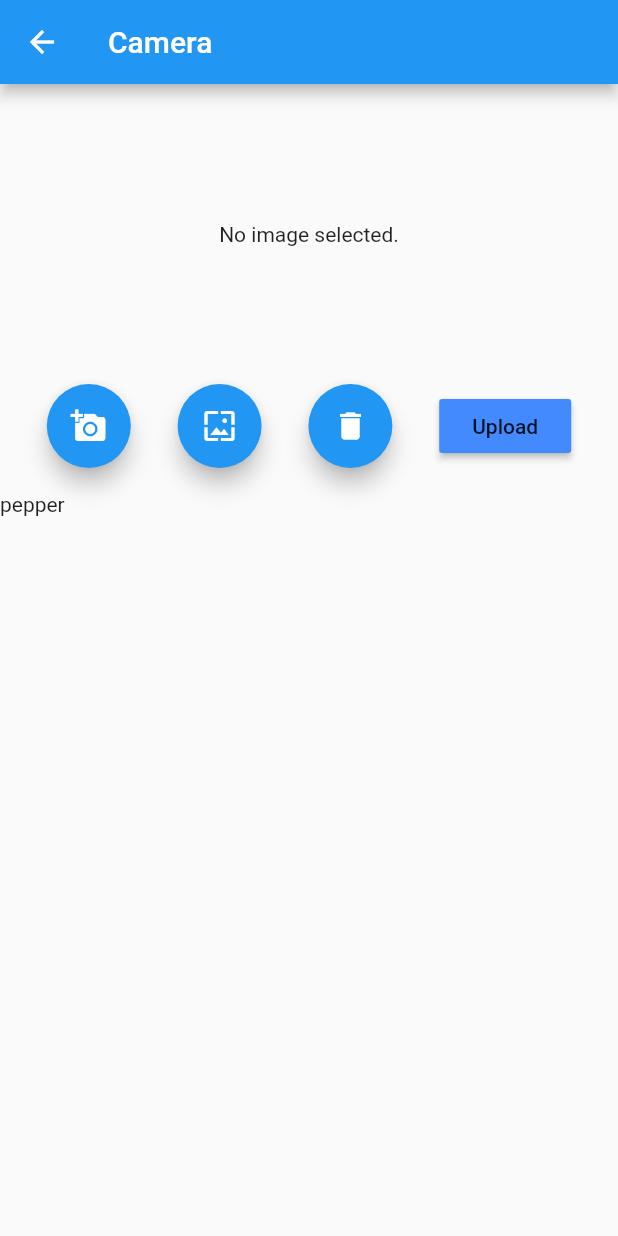
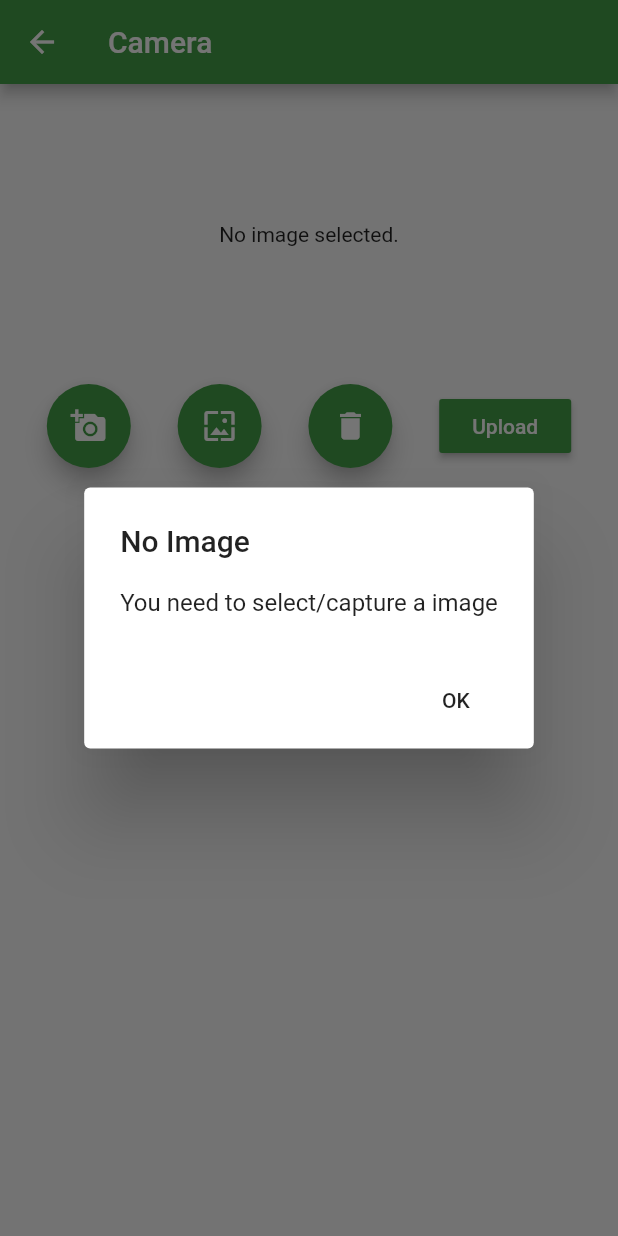
Before and after one commit to lidhishc/agrodocMidhun, a Flutter app: the Camera screen opened directly, after a tap on "Upload", on a phone screen of 412 x 824 dp. Run offline on Flutter 3.47's test engine with Material 2 defaults, Android fonts, the phone set to English and light mode, and no system bars; our stand-ins replace connectivity, firebase_auth, image_picker, simple_animations; accounts and stored records are empty.

Commit message:
07/06/2020

```diff
--- a/lib/plantlising/camera.dart
+++ b/lib/plantlising/camera.dart
@@ -4,7 +4,8 @@ import 'dart:io'; // for using file
 import 'package:http/http.dart' as http;
 import 'package:path/path.dart';
 import 'package:async/async.dart';
-//import 'dart:convert'; // for converting to json
+import 'dart:convert'; // for converting to json
+import 'package:connectivity/connectivity.dart';
 
 class Camera extends StatefulWidget {
   Camera({this.plantName});
@@ -16,6 +17,7 @@ class Camera extends StatefulWidget {
 class _CameraState extends State<Camera> {
   File _image;
   String resp = '';
+  var userName = 'lidhishc@flutter.com';
 
   // for capturing image from camera
   Future getImageFromCam() async {
@@ -38,6 +40,7 @@ class _CameraState extends State<Camera> {
     return Scaffold(
       appBar: AppBar(
         title: Text('Camera'),
+        backgroundColor: Colors.green[600],
       ),
       body: ListView(
         children: <Widget>[
@@ -60,12 +63,14 @@ class _CameraState extends State<Camera> {
                     onPressed: getImageFromCam,
                     tooltip: 'Pick Image1',
                     child: Icon(Icons.add_a_photo),
+                    backgroundColor: Colors.green[600],
                   ),
                   FloatingActionButton(
                     heroTag: null,
                     onPressed: getImageFromGallery,
                     tooltip: 'Pick Image2',
                     child: Icon(Icons.wallpaper),
+                    backgroundColor: Colors.green[600],
                   ),
                   FloatingActionButton(
                     heroTag: null,
@@ -76,46 +81,113 @@ class _CameraState extends State<Camera> {
                     },
                     tooltip: 'Pick Image3',
                     child: Icon(Icons.delete),
+                    backgroundColor: Colors.green[600],
                   ),
                   RaisedButton(
-                    color: Colors.blueAccent,
-                    onPressed: () {
-                      uploadImageToServer(_image);
+                    color: Colors.green[600],
+                    onPressed: () async {
+                      if (_image != null) {
+                        var result = await Connectivity().checkConnectivity();
+                        if (result == ConnectivityResult.none) {
+                          _showDialog(
+                              'No Internet', "You're not connected to network");
+                        } else {
+                          uploadImageToServer(_image, userName);
+                        }
+                      } else {
+                        _showDialog(
+                            'No Image', "You need to select/capture a image");
+                      }
                     },
-                    child: Text("Upload"),
+                    child: Text(
+                      "Upload",
+                      style: TextStyle(
+                        color: Colors.white,
+                      ),
+                    ),
                   )
                 ],
               ),
+              Padding(
+                padding: const EdgeInsets.all(35.0),
+                child: Container(
+                  child: Text("Result"),
+                ),
+              ),
             ],
           ),
-          Container(
-            child: Text(resp),
-          ),
-          Container(
-            child: Text("${widget.plantName}"), // this will give which plant is selected
-          )
         ],
       ),
     );
   }
 
-  void uploadImageToServer(File imageFile) async {
+  //for showing dialog box
+  _showDialog(title, text) {
+    showDialog(
+        context: this.context,
+        builder: (context) {
+          return AlertDialog(
+            title: Text(title),
+            content: Text(text),
+            actions: <Widget>[
+              FlatButton(
+                child: Text('OK'),
+                onPressed: () {
+                  Navigator.of(context).pop();
+                },
+              )
+            ],
+          );
+        });
+  }
+
+  void uploadImageToServer(File imageFile, var usename) async {
     print("attempting to connect to server……");
     var stream =
         new http.ByteStream(DelegatingStream.typed(imageFile.openRead()));
     var length = await imageFile.length();
     print(length);
-    var uri = Uri.parse('http://eae0b048.ngrok.io/predict');
+    var uri;
+    if (widget.plantName == "tomato") {
+      uri = Uri.parse('http://73103e7c0313.ngrok.io/predicts');
+    } else if (widget.plantName == "potato") {
+      uri = Uri.parse('http://b9a7f529499d.ngrok.io/predicts');
+    } else if (widget.plantName == "pepper") {
+      uri = Uri.parse('http://b9a7f529499d.ngrok.io/predicts');
+    }
+    //var uri = Uri.parse('http://b9a7f529499d.ngrok.io/predicts');
     print("connection established.");
     var request = new http.MultipartRequest("POST", uri);
     var multipartFile = new http.MultipartFile('file', stream, length,
         filename: basename(
             imageFile.path)); //contentType: new MediaType(‘image’, ‘png’));
     request.files.add(multipartFile);
+    request.fields['username'] = userName;
     print(multipartFile);
     var streamedResponse = await request.send();
     var response = await http.Response.fromStream(streamedResponse);
-    this.resp = response.body.toString();
-    print(response.body);
+    var resu = JsonDecoder().convert("$response");
+    this.resp = resu['solution'];
+    print(response.body.toString());
   }
+
+  // void uploadImageToServer(File imageFile) async {
+  //   print("attempting to connect to server……");
+  //   var stream =
+  //       new http.ByteStream(DelegatingStream.typed(imageFile.openRead()));
+  //   var length = await imageFile.length();
+  //   print(length);
+  //   var uri = Uri.parse('http://eae0b048.ngrok.io/predict');
+  //   print("connection established.");
+  //   var request = new http.MultipartRequest("POST", uri);
+  //   var multipartFile = new http.MultipartFile('file', stream, length,
+  //       filename: basename(
+  //           imageFile.path)); //contentType: new MediaType(‘image’, ‘png’));
+  //   request.files.add(multipartFile);
+  //   print(multipartFile);
+  //   var streamedResponse = await request.send();
+  //   var response = await http.Response.fromStream(streamedResponse);
+  //   this.resp = response.body.toString();
+  //   print(response.body);
+  // }
 }
--- a/pubspec.yaml
+++ b/pubspec.yaml
@@ -67,6 +67,7 @@ flutter:
    - images/pumpkin.jpeg
    - images/rice.jpeg
    - images/tomato.jpeg
+  # - images/tomatob.png
 
   # An image asset can refer to one or more resolution-specific "variants", see
   # https://flutter.dev/assets-and-images/#resolution-aware.
```
Also changed, not shown: lib/greenPage/resultPage.dart (added, +189 -0 lines), lib/plantlising/pepper.dart (+6 -6 lines), lib/plantlising/potato.dart (+6 -6 lines), lib/plantlising/tomato.dart (+6 -6 lines).
